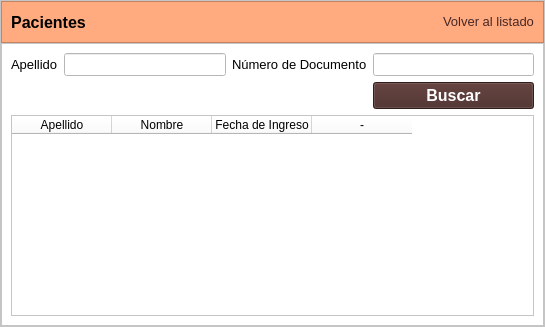
Qt form gui/listado_pacientes.ui (ayenaccarato/Marcanac) before a commit.
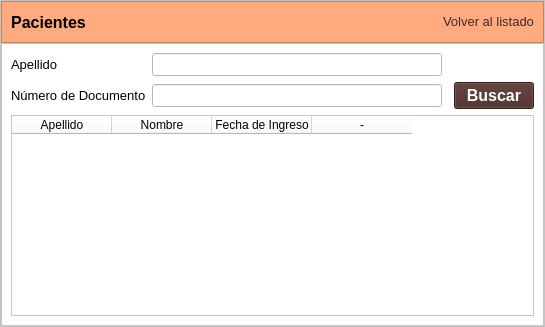
The same form after that commit.

Diff of the .ui file:
```diff
--- a/gui/listado_pacientes.ui
+++ b/gui/listado_pacientes.ui
@@ -166,19 +166,6 @@
          <layout class="QVBoxLayout" name="verticalLayout_4">
           <item>
            <layout class="QGridLayout" name="gridLayout">
-            <item row="0" column="2">
-             <widget class="QLabel" name="label_7">
-              <property name="font">
-               <font>
-                <family>Segoe UI</family>
-                <pointsize>10</pointsize>
-               </font>
-              </property>
-              <property name="text">
-               <string>Número de Documento</string>
-              </property>
-             </widget>
-            </item>
             <item row="0" column="0">
              <widget class="QLabel" name="label_3">
               <property name="font">
@@ -205,19 +192,6 @@
               </property>
              </widget>
             </item>
-            <item row="0" column="3">
-             <widget class="QLineEdit" name="txtDocumento">
-              <property name="enabled">
-               <bool>true</bool>
-              </property>
-              <property name="font">
-               <font>
-                <family>Segoe UI</family>
-                <pointsize>10</pointsize>
-               </font>
-              </property>
-             </widget>
-            </item>
             <item row="1" column="3">
              <widget class="QPushButton" name="btnBuscar">
               <property name="font">
@@ -264,6 +238,32 @@
               </column>
              </widget>
             </item>
+            <item row="1" column="0">
+             <widget class="QLabel" name="label_7">
+              <property name="font">
+               <font>
+                <family>Segoe UI</family>
+                <pointsize>10</pointsize>
+               </font>
+              </property>
+              <property name="text">
+               <string>Número de Documento</string>
+              </property>
+             </widget>
+            </item>
+            <item row="1" column="1">
+             <widget class="QLineEdit" name="txtDocumento">
+              <property name="enabled">
+               <bool>true</bool>
+              </property>
+              <property name="font">
+               <font>
+                <family>Segoe UI</family>
+                <pointsize>10</pointsize>
+               </font>
+              </property>
+             </widget>
+            </item>
            </layout>
           </item>
          </layout>
```
